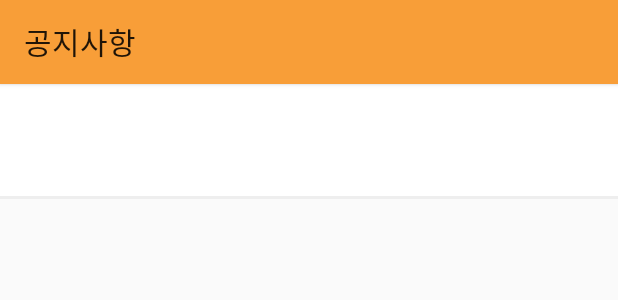
After one commit to jinux325/YouMarket, an Android app: the layout activity_notice_read_page.xml on its own in the app's theme, with its tools: preview values and no code run, on a phone screen of 412 x 824 dp. The commit adds this screen. Shown: the top 300 px of the screen. Run offline under Robolectric (Android 15) with nearby library versions, the phone set to English and light mode, and no system bars.

Commit message:
공지사항 상세페이지

```diff
--- a/app/src/main/java/com/u/marketapp/setting/MailActivity.kt
+++ b/app/src/main/java/com/u/marketapp/setting/MailActivity.kt
@@ -34,7 +34,7 @@ class MailActivity : AppCompatActivity() {
     {
         // 보내는 메일 주소와 비밀번호
         val username = resources.getString(R.string.mail_id)
-        val password = resources.getString(R.string.mail_ps)
+        val password = resources.getString(R.string.mail_pw)
 
         val props = Properties()
         props["mail.smtp.auth"] = "true"
--- /dev/null
+++ b/app/src/main/res/layout/activity_notice_read_page.xml
@@ -0,0 +1,58 @@
+<?xml version="1.0" encoding="utf-8"?>
+<LinearLayout xmlns:android="http://schemas.android.com/apk/res/android"
+    android:layout_width="match_parent"
+    android:layout_height="match_parent"
+    xmlns:app="http://schemas.android.com/apk/res-auto"
+    android:orientation="vertical">
+
+    <androidx.appcompat.widget.Toolbar
+        android:id="@+id/notice_toolbar"
+        android:layout_width="match_parent"
+        android:layout_height="?attr/actionBarSize"
+        android:background="?attr/colorPrimary"
+        android:minHeight="?attr/actionBarSize"
+        android:backgroundTint="@color/SettingText"
+        app:title="공지사항"
+        android:elevation="2dp"/>
+
+    <LinearLayout
+        android:orientation="vertical"
+        android:layout_width="match_parent"
+        android:layout_height="wrap_content"
+        android:background="@drawable/background_bottomline_thin"
+        android:padding="10dp">
+
+
+        <TextView
+            android:id="@+id/notice_read_date"
+            android:layout_width="match_parent"
+            android:layout_height="wrap_content"
+            android:layout_margin="5dp"/>
+
+
+        <TextView
+            android:id="@+id/notice_read_title"
+            android:layout_width="match_parent"
+            android:layout_height="wrap_content"
+            android:layout_marginStart="5dp"
+            android:layout_marginEnd="5dp"
+            android:layout_marginBottom="5dp"
+            android:textStyle="bold"
+            android:textSize="15sp"/>
+
+    </LinearLayout>
+
+    <androidx.core.widget.NestedScrollView
+        android:layout_width="match_parent"
+        android:layout_height="wrap_content"
+        android:padding="10dp">
+        <TextView
+            android:id="@+id/notice_read_content"
+            android:layout_width="match_parent"
+            android:layout_height="wrap_content"
+            android:textSize="15sp">
+
+        </TextView>
+    </androidx.core.widget.NestedScrollView>
+
+</LinearLayout>
--- a/app/src/main/res/values/mail_strings.xml
+++ b/app/src/main/res/values/mail_strings.xml
@@ -1,5 +1,5 @@
 <?xml version="1.0" encoding="utf-8"?>
 <resources>
     <string name="mail_id">dnwlstlr9203@gmail.com</string>
-    <string name="mail_ps">flare@920</string>
+    <string name="mail_pw">flare@920</string>
 </resources>
```
Also changed, not shown: app/src/main/AndroidManifest.xml (+6 -2 lines), app/src/main/java/com/u/marketapp/adapter/NoticeAdapter.kt (+16 -3 lines), app/src/main/java/com/u/marketapp/setting/NoticeActivityReadPage.kt (added, +34 -0 lines), app/src/main/res/layout/item_notice.xml (+3 -4 lines).
